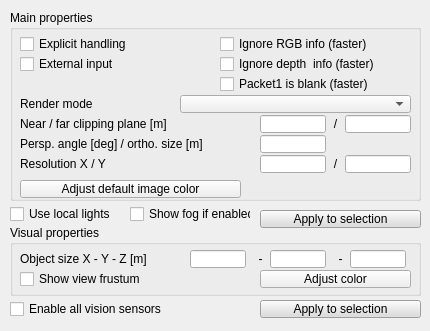
Qt form ui/qdlgvisionsensors.ui (CoppeliaRobotics/coppeliaSimLib) before a commit.
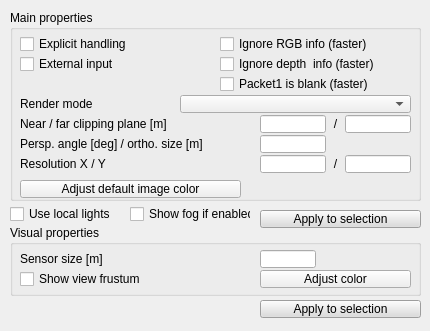
The same form after that commit.

Commit message: rewrote custom data, kept old for backcompat., added object custom data events

Patch:
```diff
--- a/ui/qdlgvisionsensors.ui
+++ b/ui/qdlgvisionsensors.ui
@@ -16,22 +16,6 @@
   <property name="locale">
    <locale language="English" country="UnitedStates"/>
   </property>
-  <widget class="QCheckBox" name="qqEnabled">
-   <property name="geometry">
-    <rect>
-     <x>10</x>
-     <y>300</y>
-     <width>201</width>
-     <height>18</height>
-    </rect>
-   </property>
-   <property name="focusPolicy">
-    <enum>Qt::StrongFocus</enum>
-   </property>
-   <property name="text">
-    <string>Enable all vision sensors</string>
-   </property>
-  </widget>
   <widget class="QGroupBox" name="groupBox">
    <property name="geometry">
     <rect>
@@ -335,42 +319,6 @@
      <string>Show view frustum</string>
     </property>
    </widget>
-   <widget class="QLineEdit" name="qqSizeZ">
-    <property name="geometry">
-     <rect>
-      <x>340</x>
-      <y>25</y>
-      <width>56</width>
-      <height>18</height>
-     </rect>
-    </property>
-   </widget>
-   <widget class="QLineEdit" name="qqSizeY">
-    <property name="geometry">
-     <rect>
-      <x>260</x>
-      <y>25</y>
-      <width>56</width>
-      <height>18</height>
-     </rect>
-    </property>
-   </widget>
-   <widget class="QLabel" name="label_8">
-    <property name="geometry">
-     <rect>
-      <x>240</x>
-      <y>25</y>
-      <width>21</width>
-      <height>18</height>
-     </rect>
-    </property>
-    <property name="text">
-     <string>-</string>
-    </property>
-    <property name="alignment">
-     <set>Qt::AlignCenter</set>
-    </property>
-   </widget>
    <widget class="QLabel" name="label_6">
     <property name="geometry">
      <rect>
@@ -381,35 +329,19 @@
      </rect>
     </property>
     <property name="text">
-     <string>Object size X - Y - Z [m]</string>
+     <string>Sensor size [m]</string>
     </property>
    </widget>
    <widget class="QLineEdit" name="qqSizeX">
     <property name="geometry">
      <rect>
-      <x>180</x>
+      <x>250</x>
       <y>25</y>
       <width>56</width>
       <height>18</height>
      </rect>
     </property>
    </widget>
-   <widget class="QLabel" name="label_7">
-    <property name="geometry">
-     <rect>
-      <x>320</x>
-      <y>25</y>
-      <width>21</width>
-      <height>18</height>
-     </rect>
-    </property>
-    <property name="text">
-     <string>-</string>
-    </property>
-    <property name="alignment">
-     <set>Qt::AlignCenter</set>
-    </property>
-   </widget>
   </widget>
   <widget class="QToolButton" name="qqApplyMainProperties">
    <property name="geometry">
```
Left out of the diff: 3 changed lines with no effect on the pictures. The commit also changes 63 other files.
